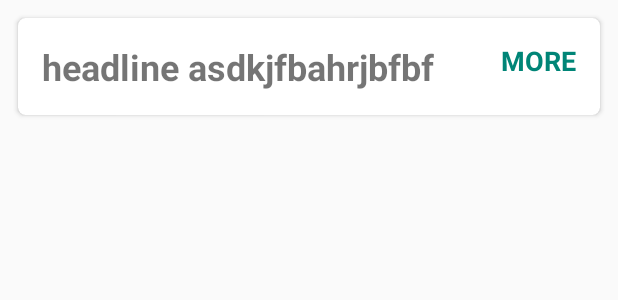
After one commit to ar-/gdroidclient, an Android app: the layout collection_card.xml on its own in the app's theme, with its tools: preview values and no code run, on a phone screen of 412 x 824 dp. The commit adds this screen. Shown: the top 300 px of the screen. Run offline under Robolectric (Android 15) with nearby library versions, the phone set to English and light mode, and no system bars.

Commit message:
working versions with collection cards (filed by adapter) and app cards (filled by other adapter)

```diff
--- /dev/null
+++ b/app/src/main/res/layout/collection_card.xml
@@ -0,0 +1,75 @@
+<LinearLayout xmlns:android="http://schemas.android.com/apk/res/android"
+    xmlns:card_view="http://schemas.android.com/apk/res-auto"
+    android:layout_width="match_parent"
+    android:layout_height="wrap_content">
+
+    <android.support.v7.widget.CardView
+        android:id="@+id/card_view"
+        android:layout_width="match_parent"
+        android:layout_height="match_parent"
+        android:layout_gravity="center"
+        android:layout_margin="@dimen/card_margin"
+        android:elevation="3dp"
+        android:clickable="true"
+        android:layout_marginLeft="@dimen/my_cardview_margin"
+        android:layout_marginRight="@dimen/my_cardview_margin"
+        card_view:cardCornerRadius="@dimen/card_album_radius">
+
+        <RelativeLayout
+            android:layout_width="match_parent"
+            android:layout_height="match_parent"
+            >
+
+            <TextView
+                android:id="@+id/collection_headline"
+                android:layout_width="wrap_content"
+                android:layout_height="wrap_content"
+                android:layout_alignParentLeft="true"
+                android:clickable="true"
+                android:padding="16dp"
+                android:text="headline asdkjfbahrjbfbf"
+                android:textSize="24sp"
+                android:textStyle="bold" />
+
+            <TextView
+                android:id="@+id/more_button"
+                android:layout_width="wrap_content"
+                android:layout_height="wrap_content"
+                android:layout_alignParentRight="true"
+                android:clickable="true"
+                android:padding="16dp"
+                android:text="more"
+                android:textAllCaps="true"
+                android:textColor="@color/colorPrimary"
+                android:textSize="18sp"
+                android:textStyle="bold" />
+
+            <!--<HorizontalScrollView-->
+                <!--android:id="@+id/inner_scroll_view"-->
+                <!--android:layout_width="match_parent"-->
+                <!--android:layout_height="100dp"-->
+                <!--android:layout_below="@+id/collection_headline"-->
+                <!--android:paddingTop="600dp">-->
+
+                <!--<LinearLayout-->
+                    <!--android:id="@+id/collection_content"-->
+                    <!--android:layout_width="wrap_content"-->
+                    <!--android:layout_height="match_parent"-->
+                    <!--android:orientation="horizontal" />-->
+            <!--</HorizontalScrollView>-->
+
+            <android.support.v7.widget.RecyclerView
+                android:id="@+id/inner_recycler_view"
+                android:layout_width="match_parent"
+                android:layout_height="wrap_content"
+                android:orientation="horizontal"
+                android:layout_below="@+id/collection_headline"
+                />
+
+
+
+        </RelativeLayout>
+
+    </android.support.v7.widget.CardView>
+
+</LinearLayout>
--- a/app/src/main/res/menu/menu_album.xml
+++ b/app/src/main/res/menu/menu_album.xml
@@ -9,5 +9,5 @@
     <item
         android:id="@+id/action_play_next"
         android:orderInCategory="101"
-        android:title="@string/action_play_next" />
+        android:title="@string/action_install" />
 </menu>
--- a/app/src/main/res/values/dimens.xml
+++ b/app/src/main/res/values/dimens.xml
@@ -10,8 +10,8 @@
     <dimen name="detail_backdrop_height">250dp</dimen>
     <dimen name="backdrop_title">30dp</dimen>
     <dimen name="backdrop_subtitle">18dp</dimen>
-    <dimen name="card_margin">5dp</dimen>
-    <dimen name="card_album_radius">0dp</dimen>
+    <dimen name="card_margin">12dp</dimen>
+    <dimen name="card_album_radius">5dp</dimen>
     <dimen name="album_cover_height">160dp</dimen>
     <dimen name="album_title_padding">10dp</dimen>
     <dimen name="album_title">15dp</dimen>
--- a/app/src/main/res/values/strings.xml
+++ b/app/src/main/res/values/strings.xml
@@ -9,7 +9,7 @@
 
 
     <string name="action_add_favourite">Add to Favourites</string>
-    <string name="action_play_next">Play Next</string>
+    <string name="action_install">Install</string>
     <string name="backdrop_title">LOVE MUSIC</string>
     <string name="backdrop_subtitle">This season top 20 albums</string>
     <string name="title_activity_app_detail">AppDetailActivity</string>
```
Also changed, not shown: app/src/main/java/org/gdroid/gdroid/AdapterLinearLayout.java (added, +65 -0 lines), app/src/main/java/org/gdroid/gdroid/AppCollectionDescriptor.java (added, +21 -0 lines), app/src/main/java/org/gdroid/gdroid/AppDescriptor.java (renamed from app/src/main/java/org/gdroid/gdroid/Album.java, +9 -9 lines), app/src/main/java/org/gdroid/gdroid/AppGridAdapter.java (renamed from app/src/main/java/org/gdroid/gdroid/AlbumsAdapter.java, +14 -10 lines), app/src/main/java/org/gdroid/gdroid/CollectionGridAdapter.java (added, +216 -0 lines), app/src/main/java/org/gdroid/gdroid/MainActivity.java (+108 -65 lines), app/src/main/res/layout/album_card.xml (+12 -7 lines).
